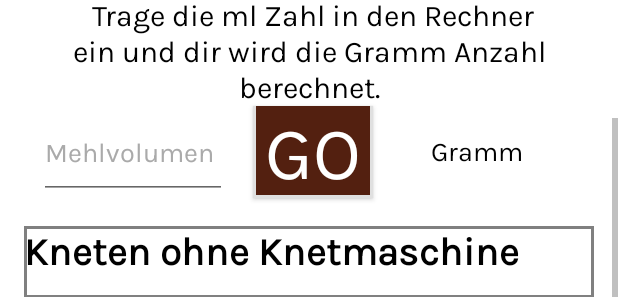
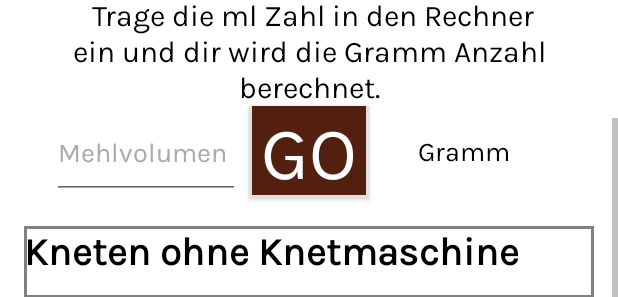
Before and after one commit to SebastianWeber99/HefeHelfer, an Android app: the layout fragment_slideshow.xml on its own in the app's theme, with its tools: preview values and no code run, scrolled down 1153 dp, on a phone screen of 412 x 824 dp. Shown: the part 268-565 px from the top of the screen. Run offline under Robolectric (Android 15) with nearby library versions, the phone set to English and light mode, and no system bars.

Commit message:
layout anpassungen kleinscheiß

```diff
--- a/app/src/main/java/hefe/example/hefe/ui/slideshow/SlideshowFragment.java
+++ b/app/src/main/java/hefe/example/hefe/ui/slideshow/SlideshowFragment.java
@@ -190,7 +190,8 @@ public class SlideshowFragment extends Fragment {
 
             // Perform the calculation (Multiply by 0.5) and display the result
             double outputVal = inputVal * 0.6;
-            outputTextView1.setText(String.valueOf(outputVal));
+            String resultText = String.valueOf(outputVal) + " g";
+            outputTextView1.setText(resultText);
         } catch (NumberFormatException e) {
             // Handle invalid input (non-numeric values)
             outputTextView1.setText("Invalid Input");
@@ -215,7 +216,7 @@ public class SlideshowFragment extends Fragment {
             // Format the outputVal to display only 2 decimal places
             DecimalFormat decimalFormat = new DecimalFormat("#.##");
             String formattedOutput = decimalFormat.format(outputVal);
-
+            formattedOutput += " g";
             outputTextView2.setText(formattedOutput);
         } catch (NumberFormatException e) {
             // Handle invalid input (non-numeric values)
--- a/app/src/main/res/layout/fragment_slideshow.xml
+++ b/app/src/main/res/layout/fragment_slideshow.xml
@@ -57,18 +57,18 @@
             android:id="@+id/inputEditText1"
             android:layout_width="125dp"
             android:layout_height="62dp"
-            android:layout_marginStart="10dp"
+            android:layout_marginEnd="6dp"
             android:hint="@string/s.Mehlvolumen"
-            app:layout_constraintStart_toStartOf="parent"
+            app:layout_constraintEnd_toStartOf="@+id/button"
             app:layout_constraintTop_toBottomOf="@+id/textView11" />
 
         <EditText
             android:id="@+id/inputEditText2"
             android:layout_width="126dp"
             android:layout_height="62dp"
-            android:layout_marginStart="10dp"
+            android:layout_marginEnd="6dp"
             android:hint="@string/s.Durchmesser"
-            app:layout_constraintStart_toStartOf="parent"
+            app:layout_constraintEnd_toStartOf="@+id/button2"
             app:layout_constraintTop_toBottomOf="@+id/linealEditText" />
 
         <!-- New TextView for Output -->
@@ -76,11 +76,11 @@
             android:id="@+id/outputTextView1"
             android:layout_width="115dp"
             android:layout_height="60dp"
-            android:layout_marginEnd="20dp"
+            android:layout_marginStart="6dp"
             android:gravity="center"
             android:text="@string/s.Gramm"
             android:textSize="18sp"
-            app:layout_constraintEnd_toEndOf="parent"
+            app:layout_constraintStart_toEndOf="@+id/button"
             app:layout_constraintTop_toBottomOf="@+id/textView11" />
 
         <TextView
@@ -88,11 +88,9 @@
             android:layout_width="115dp"
             android:layout_height="60dp"
             android:layout_marginStart="6dp"
-            android:layout_marginEnd="20dp"
             android:gravity="center"
             android:text="@string/s.Gramm"
             android:textSize="18sp"
-            app:layout_constraintEnd_toEndOf="parent"
             app:layout_constraintStart_toEndOf="@+id/button2"
             app:layout_constraintTop_toBottomOf="@+id/linealEditText" />
 
@@ -186,28 +184,26 @@
             android:id="@+id/button"
             android:layout_width="80dp"
             android:layout_height="61dp"
-            android:layout_marginStart="5dp"
+            android:layout_gravity="center"
+            android:autoSizeTextType="uniform"
+            android:background="@drawable/button_background_3d"
             android:text="@string/s.go"
-            android:background="@drawable/button_background_3d"
-            android:autoSizeTextType="uniform"
             android:textColor="@color/white"
-            android:layout_gravity="center"
-            app:layout_constraintEnd_toStartOf="@+id/outputTextView1"
-            app:layout_constraintStart_toEndOf="@+id/inputEditText1"
+            app:layout_constraintEnd_toEndOf="@+id/textView11"
+            app:layout_constraintStart_toStartOf="@+id/textView11"
             app:layout_constraintTop_toBottomOf="@+id/textView11" />
 
         <androidx.constraintlayout.utils.widget.MotionButton
             android:id="@+id/button2"
             android:layout_width="80dp"
             android:layout_height="61dp"
-            android:layout_marginStart="5dp"
+            android:layout_gravity="center"
+            android:autoSizeTextType="uniform"
+            android:background="@drawable/button_background_3d"
             android:text="@string/s.go"
-            android:background="@drawable/button_background_3d"
-            android:autoSizeTextType="uniform"
             android:textColor="@color/white"
-            android:layout_gravity="center"
-            app:layout_constraintEnd_toStartOf="@+id/outputTextView2"
-            app:layout_constraintStart_toEndOf="@+id/inputEditText2"
+            app:layout_constraintEnd_toEndOf="@+id/linealEditText"
+            app:layout_constraintStart_toStartOf="@+id/linealEditText"
             app:layout_constraintTop_toBottomOf="@+id/linealEditText" />
 
         <TextView
--- a/app/src/main/res/layout/fragment_spenden.xml
+++ b/app/src/main/res/layout/fragment_spenden.xml
@@ -279,6 +279,7 @@
             android:gravity="center"
             android:background="@drawable/keks"
             android:hyphenationFrequency="full"
+            android:hint="@string/keinlauf"
             app:layout_constraintEnd_toEndOf="parent"
             app:layout_constraintStart_toStartOf="parent"
             app:layout_constraintTop_toBottomOf="@+id/button5" />
@@ -292,6 +293,7 @@
             android:fontFamily="@font/mystic"
             android:textSize="24sp"
             android:textStyle="bold"
+            android:hint="@string/keinlauf"
             android:background="@drawable/keks"
             app:layout_constraintEnd_toEndOf="parent"
             app:layout_constraintStart_toStartOf="parent"
```
Also changed, not shown: app/src/main/res/values/strings.xml (+4 -4 lines).
